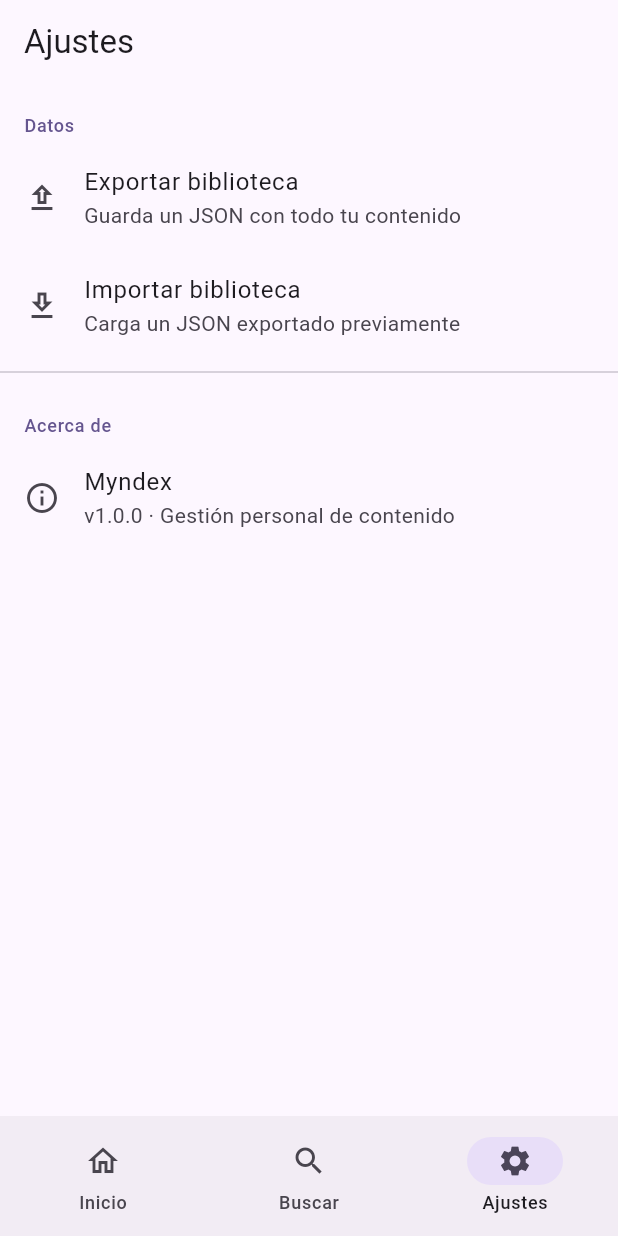
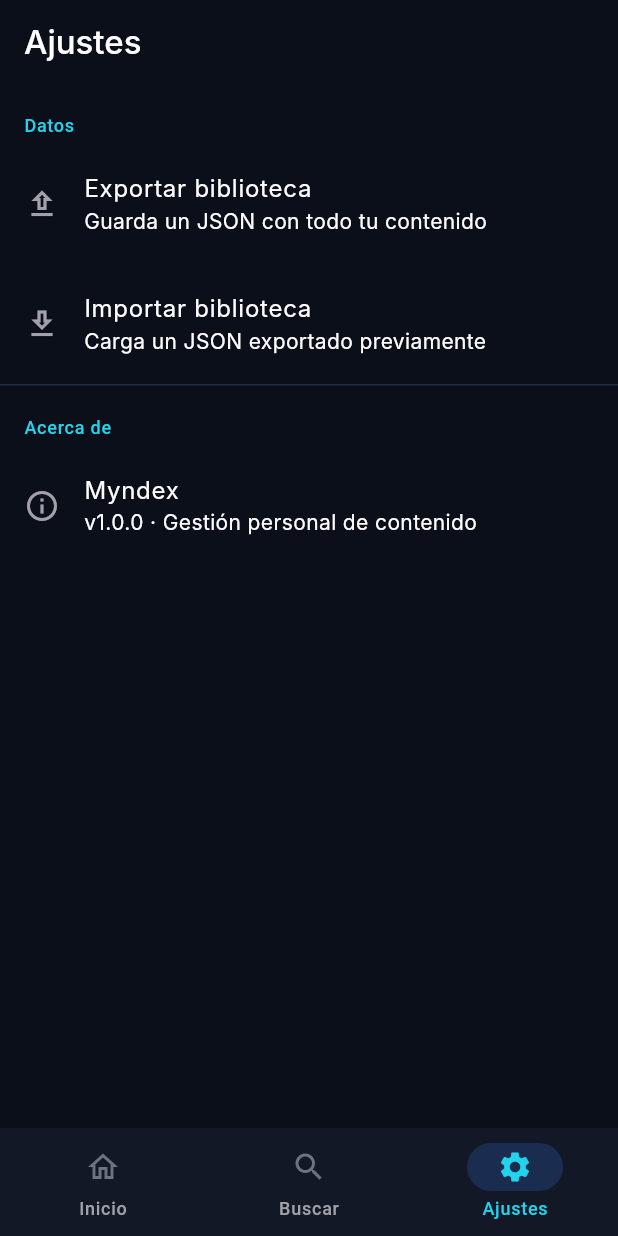
Before and after one commit to KanjoLOOP/Myndex, a Flutter app: the screen it shows after launch, item 3 of the bottom bar chosen, on a phone screen of 412 x 824 dp. Run offline on Flutter 3.47's test engine with Material 3 defaults, Android fonts, the light colour scheme and no system bars; our stand-ins replace cached_network_image, dio, drift, drift_flutter, file_picker, flutter_riverpod and 2 more; accounts and stored records are empty; generated files the repository leaves out were written again; Roboto replaces fonts that are missing (Inter, WorkSans).

Commit message:
feat(theme): implement neon dark design system
- AppColors: bg #0B0F1A, cyan/blue/purple/magenta gradient
- AppTextStyles: Inter + WorkSans typography scale
- AppTheme: Material3 dark config (cards, nav, inputs, chips)
- GradientText, GradientButton, GradientBorderContainer widgets

```diff
--- /dev/null
+++ b/lib/core/theme/app_colors.dart
@@ -0,0 +1,45 @@
+import 'package:flutter/material.dart';
+
+class AppColors {
+  // Backgrounds
+  static const bgPrimary   = Color(0xFF0B0F1A);
+  static const bgSecondary = Color(0xFF121826);
+  static const surface     = Color(0xFF1A2236);
+  static const surfaceHigh = Color(0xFF1F2C42);
+
+  // Text
+  static const textPrimary   = Color(0xFFFFFFFF);
+  static const textSecondary = Color(0xFFA1A1AA);
+  static const textDisabled  = Color(0xFF6B7280);
+
+  // Gradient stops
+  static const cyan    = Color(0xFF22D3EE);
+  static const blue    = Color(0xFF3B82F6);
+  static const purple  = Color(0xFF8B5CF6);
+  static const magenta = Color(0xFFD946EF);
+
+  // Gradient
+  static const gradient = LinearGradient(
+    begin: Alignment.topLeft,
+    end: Alignment.bottomRight,
+    stops: [0.0, 0.33, 0.66, 1.0],
+    colors: [cyan, blue, purple, magenta],
+  );
+
+  // Gradient horizontal (chips, nav pill, etc.)
+  static const gradientH = LinearGradient(
+    begin: Alignment.centerLeft,
+    end: Alignment.centerRight,
+    stops: [0.0, 0.33, 0.66, 1.0],
+    colors: [cyan, blue, purple, magenta],
+  );
+
+  // Status
+  static const statusPending    = Color(0xFFA1A1AA);
+  static const statusInProgress = Color(0xFF3B82F6);
+  static const statusCompleted  = Color(0xFF22D3EE);
+  static const statusDropped    = Color(0xFF6B7280);
+
+  // Borders / dividers
+  static const border = Color(0xFF1F2C42);
+}
--- /dev/null
+++ b/lib/core/theme/app_text_styles.dart
@@ -0,0 +1,79 @@
+import 'package:flutter/material.dart';
+import 'app_colors.dart';
+
+class AppTextStyles {
+  static const _inter     = 'Inter';
+  static const _workSans  = 'WorkSans';
+
+  static const displayLg = TextStyle(
+    fontFamily: _inter,
+    fontSize: 57,
+    fontWeight: FontWeight.w700,
+    height: 64 / 57,
+    letterSpacing: -0.25,
+    color: AppColors.textPrimary,
+  );
+
+  static const headlineLg = TextStyle(
+    fontFamily: _inter,
+    fontSize: 32,
+    fontWeight: FontWeight.w600,
+    height: 40 / 32,
+    color: AppColors.textPrimary,
+  );
+
+  static const headlineMd = TextStyle(
+    fontFamily: _inter,
+    fontSize: 24,
+    fontWeight: FontWeight.w600,
+    color: AppColors.textPrimary,
+  );
+
+  static const titleLg = TextStyle(
+    fontFamily: _inter,
+    fontSize: 22,
+    fontWeight: FontWeight.w500,
+    height: 28 / 22,
+    color: AppColors.textPrimary,
+  );
+
+  static const titleMd = TextStyle(
+    fontFamily: _inter,
+    fontSize: 16,
+    fontWeight: FontWeight.w600,
+    color: AppColors.textPrimary,
+  );
+
+  static const bodyLg = TextStyle(
+    fontFamily: _inter,
+    fontSize: 16,
+    fontWeight: FontWeight.w400,
+    height: 24 / 16,
+    letterSpacing: 0.5,
+    color: AppColors.textPrimary,
+  );
+
+  static const bodyMd = TextStyle(
+    fontFamily: _inter,
+    fontSize: 14,
+    fontWeight: FontWeight.w400,
+    color: AppColors.textSecondary,
+  );
+
+  static const labelMd = TextStyle(
+    fontFamily: _workSans,
+    fontSize: 12,
+    fontWeight: FontWeight.w500,
+    height: 16 / 12,
+    letterSpacing: 0.5,
+    color: AppColors.textSecondary,
+  );
+
+  static const labelSm = TextStyle(
+    fontFamily: _workSans,
+    fontSize: 11,
+    fontWeight: FontWeight.w500,
+    letterSpacing: 0.5,
+    color: AppColors.textDisabled,
+  );
+}
--- a/lib/core/theme/app_theme.dart
+++ b/lib/core/theme/app_theme.dart
@@ -1,18 +1,140 @@
 import 'package:flutter/material.dart';
+import 'package:flutter/services.dart';
+import 'app_colors.dart';
+import 'app_text_styles.dart';
 
 class AppTheme {
-  static const _seedColor = Color(0xFF6750A4);
+  static ThemeData dark() {
+    const colorScheme = ColorScheme(
+      brightness: Brightness.dark,
+      primary:           AppColors.cyan,
+      onPrimary:         AppColors.bgPrimary,
+      primaryContainer:  AppColors.surface,
+      onPrimaryContainer: AppColors.cyan,
+      secondary:         AppColors.blue,
+      onSecondary:       AppColors.textPrimary,
+      secondaryContainer: AppColors.surfaceHigh,
+      onSecondaryContainer: AppColors.textPrimary,
+      tertiary:          AppColors.purple,
+      onTertiary:        AppColors.textPrimary,
+      tertiaryContainer: AppColors.surface,
+      onTertiaryContainer: AppColors.purple,
+      error:             Color(0xFFFF6B6B),
+      onError:           AppColors.bgPrimary,
+      errorContainer:    Color(0xFF3D0000),
+      onErrorContainer:  Color(0xFFFF6B6B),
+      surface:           AppColors.bgPrimary,
+      onSurface:         AppColors.textPrimary,
+      onSurfaceVariant:  AppColors.textSecondary,
+      outline:           AppColors.border,
+      outlineVariant:    AppColors.surface,
+      shadow:            Colors.black,
+      scrim:             Colors.black54,
+      inverseSurface:    AppColors.textPrimary,
+      onInverseSurface:  AppColors.bgPrimary,
+      inversePrimary:    AppColors.blue,
+      surfaceTint:       AppColors.cyan,
+    );
 
-  static ThemeData light() => ThemeData(
-        useMaterial3: true,
-        colorScheme: ColorScheme.fromSeed(seedColor: _seedColor),
-      );
-
-  static ThemeData dark() => ThemeData(
-        useMaterial3: true,
-        colorScheme: ColorScheme.fromSeed(
-          seedColor: _seedColor,
-          brightness: Brightness.dark,
+    return ThemeData(
+      useMaterial3: true,
+      colorScheme: colorScheme,
+      scaffoldBackgroundColor: AppColors.bgPrimary,
+      // AppBar
+      appBarTheme: AppBarTheme(
+        backgroundColor: AppColors.bgPrimary,
+        foregroundColor: AppColors.textPrimary,
+        elevation: 0,
+        scrolledUnderElevation: 0,
+        systemOverlayStyle: SystemUiOverlayStyle.light.copyWith(
+          statusBarColor: Colors.transparent,
         ),
-      );
+        titleTextStyle: AppTextStyles.titleLg,
+        iconTheme: const IconThemeData(color: AppColors.textPrimary),
+      ),
+      // Cards
+      cardTheme: CardTheme(
+        color: AppColors.bgSecondary,
+        elevation: 0,
+        shape: RoundedRectangleBorder(
+          borderRadius: BorderRadius.circular(20),
+          side: const BorderSide(color: AppColors.border, width: 1),
+        ),
+        margin: EdgeInsets.zero,
+      ),
+      // BottomNav
+      navigationBarTheme: NavigationBarThemeData(
+        backgroundColor: AppColors.bgSecondary,
+        indicatorColor: AppColors.blue.withOpacity(0.2),
+        iconTheme: WidgetStateProperty.resolveWith((states) {
+          if (states.contains(WidgetState.selected)) {
+            return const IconThemeData(color: AppColors.cyan, size: 24);
+          }
+          return const IconThemeData(color: AppColors.textDisabled, size: 24);
+        }),
+        labelTextStyle: WidgetStateProperty.resolveWith((states) {
+          if (states.contains(WidgetState.selected)) {
+            return AppTextStyles.labelMd.copyWith(color: AppColors.cyan);
+          }
+          return AppTextStyles.labelMd;
+        }),
+        elevation: 0,
+        height: 72,
+      ),
+      // Inputs
+      inputDecorationTheme: InputDecorationTheme(
+        filled: true,
+        fillColor: AppColors.surface,
+        border: OutlineInputBorder(
+          borderRadius: BorderRadius.circular(12),
+          borderSide: const BorderSide(color: AppColors.border),
+        ),
+        enabledBorder: OutlineInputBorder(
+          borderRadius: BorderRadius.circular(12),
+          borderSide: const BorderSide(color: AppColors.border),
+        ),
+        focusedBorder: OutlineInputBorder(
+          borderRadius: BorderRadius.circular(12),
+          borderSide: const BorderSide(color: AppColors.cyan, width: 1.5),
+        ),
+        hintStyle: AppTextStyles.bodyMd,
+        labelStyle: AppTextStyles.bodyMd,
+        contentPadding: const EdgeInsets.symmetric(horizontal: 16, vertical: 14),
+      ),
+      // Chips
+      chipTheme: ChipThemeData(
+        backgroundColor: AppColors.surface,
+        selectedColor: AppColors.blue.withOpacity(0.25),
+        labelStyle: AppTextStyles.labelMd.copyWith(color: AppColors.textSecondary),
+        side: const BorderSide(color: AppColors.border),
+        shape: const StadiumBorder(),
+        padding: const EdgeInsets.symmetric(horizontal: 12, vertical: 6),
+      ),
+      // Dividers
+      dividerTheme: const DividerThemeData(
+        color: AppColors.border,
+        thickness: 1,
+        space: 1,
+      ),
+      // Text
+      textTheme: TextTheme(
+        displayLarge:  AppTextStyles.displayLg,
+        headlineLarge: AppTextStyles.headlineLg,
+        headlineMedium: AppTextStyles.headlineMd,
+        titleLarge:    AppTextStyles.titleLg,
+        titleMedium:   AppTextStyles.titleMd,
+        bodyLarge:     AppTextStyles.bodyLg,
+        bodyMedium:    AppTextStyles.bodyMd,
+        labelMedium:   AppTextStyles.labelMd,
+        labelSmall:    AppTextStyles.labelSm,
+      ),
+      // List tiles
+      listTileTheme: const ListTileThemeData(
+        tileColor: Colors.transparent,
+        textColor: AppColors.textPrimary,
+        iconColor: AppColors.textSecondary,
+        contentPadding: EdgeInsets.symmetric(horizontal: 16, vertical: 4),
+      ),
+    );
+  }
 }
--- a/lib/main.dart
+++ b/lib/main.dart
@@ -25,9 +25,8 @@
     final router = ref.watch(appRouterProvider);
     return MaterialApp.router(
       title: 'Myndex',
-      theme: AppTheme.light(),
-      darkTheme: AppTheme.dark(),
-      themeMode: ThemeMode.system,
+      theme: AppTheme.dark(),
+      themeMode: ThemeMode.dark,
       routerConfig: router,
       debugShowCheckedModeBanner: false,
     );
```
Also changed, not shown: lib/core/widgets/gradient_border_container.dart (added, +32 -0 lines), lib/core/widgets/gradient_button.dart (added, +52 -0 lines), lib/core/widgets/gradient_text.dart (added, +26 -0 lines), pubspec.yaml (+7 -6 lines).
